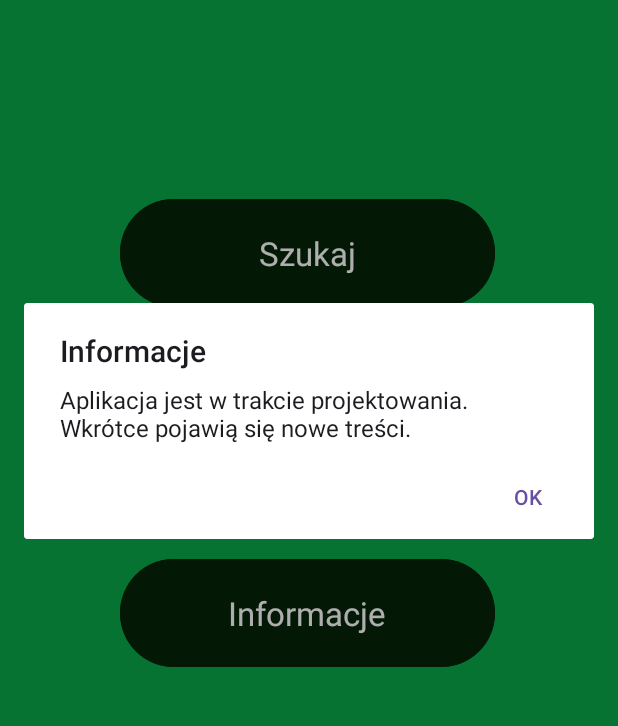
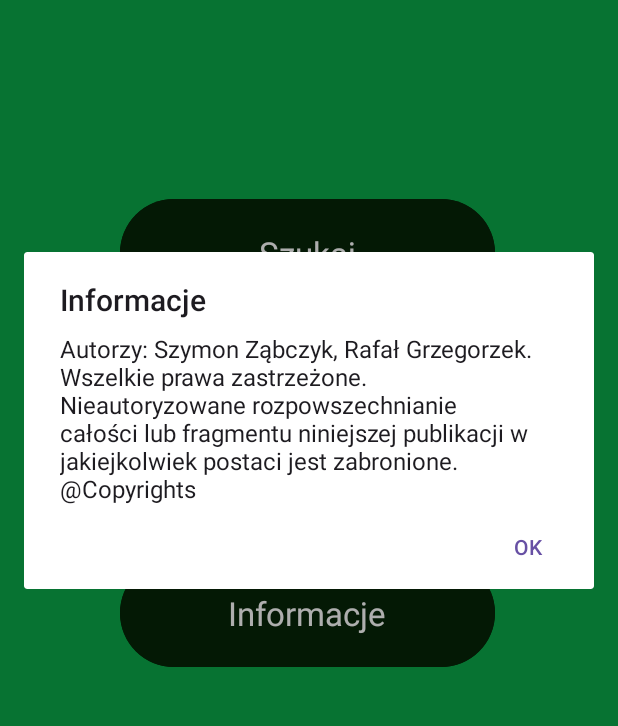
Before and after one commit to RafalGrzegorzek/Aplikacja-mobilna, an Android app: the screen it shows after launch (MainActivity), after a tap on "Informacje", on a phone screen of 412 x 824 dp, the part 197-923 px from its top. Run offline under Robolectric (Android 15) with nearby library versions, the phone set to English and light mode, and no system bars; libraries missing offline, so code that uses them is left out: com.google.zxing.integration.

Commit message:
Dopisanie autorów do przycisku "Informacje".

```diff
--- a/app/src/main/java/pl/app/finder/MainActivity.kt
+++ b/app/src/main/java/pl/app/finder/MainActivity.kt
@@ -44,7 +44,7 @@ class MainActivity : AppCompatActivity() {
 
         buttonInfo.setOnClickListener {
             val dialogBuilder = AlertDialog.Builder(this)
-            dialogBuilder.setMessage("Aplikacja jest w trakcie projektowania. Wkrótce pojawią się nowe treści.")
+            dialogBuilder.setMessage("Autorzy: Szymon Ząbczyk, Rafał Grzegorzek.\nWszelkie prawa zastrzeżone. Nieautoryzowane rozpowszechnianie całości lub fragmentu niniejszej publikacji w jakiejkolwiek postaci jest zabronione. \n@Copyrights")
                 .setCancelable(true)
                 .setPositiveButton("OK") { dialog, _ -> dialog.dismiss() }
 
```
